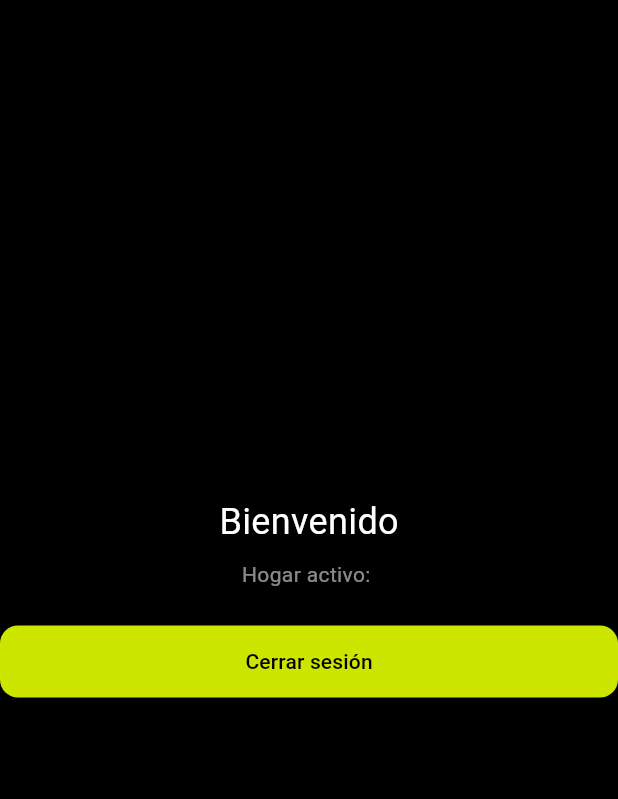
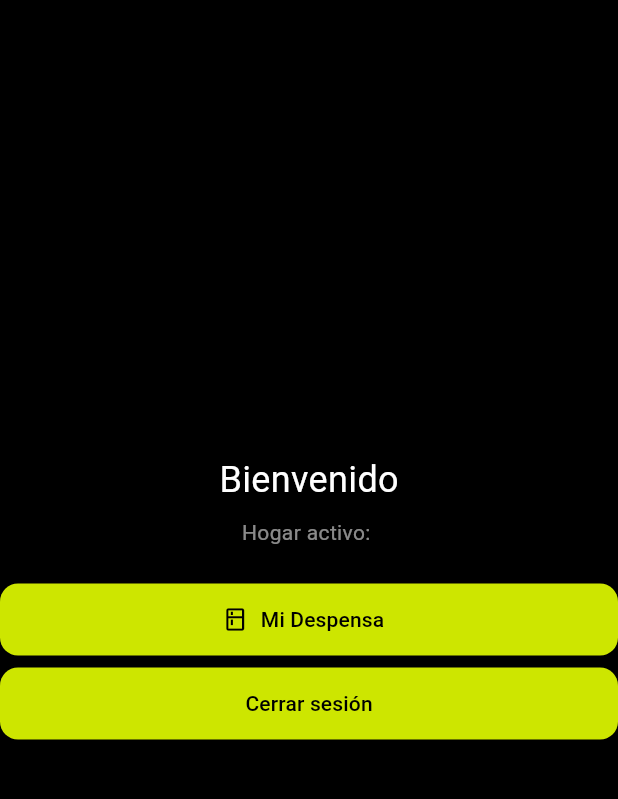
Before and after one commit to Pipedsl/despensa_inteligente, a Flutter app: the screen it shows once a user with an empty profile is signed in, on a phone screen of 412 x 824 dp, the part 63-862 px from its top. Run offline on Flutter 3.47's test engine with Material 3 defaults, Android fonts, the phone set to English and light mode, and no system bars; our stand-ins replace cloud_firestore, firebase_auth, firebase_core, flutter_riverpod, go_router; accounts and stored records are empty; network calls fail; Roboto replaces fonts that are missing (Bricolage Grotesque).

Commit message:
feat(fase-2): wire router routes, dashboard nav, and close Fase 2 checkboxes
Co-Authored-By: Claude Sonnet 4.6 <noreply@anthropic.com>

```diff
--- a/lib/app/router.dart
+++ b/lib/app/router.dart
@@ -5,6 +5,10 @@ import 'package:despensa_inteligente/features/auth/presentation/register_screen.
 import 'package:despensa_inteligente/features/hogares/presentation/onboarding_hogar_screen.dart';
 import 'package:despensa_inteligente/features/hogares/presentation/mis_hogares_screen.dart';
 import 'package:despensa_inteligente/features/home/presentation/dashboard_screen.dart';
+import 'package:despensa_inteligente/features/despensa/domain/item_despensa.dart';
+import 'package:despensa_inteligente/features/despensa/presentation/despensa_screen.dart';
+import 'package:despensa_inteligente/features/despensa/presentation/agregar_item_screen.dart';
+import 'package:despensa_inteligente/features/despensa/presentation/detalle_item_screen.dart';
 
 typedef IsLoggedIn = bool Function();
 typedef HasHogar = bool? Function();
@@ -58,6 +62,15 @@ GoRouter buildRouter({
           builder: (_, __) => const OnboardingHogarScreen()),
       GoRoute(
           path: '/hogares', builder: (_, __) => const MisHogaresScreen()),
+      GoRoute(path: '/despensa', builder: (_, __) => const DespensaScreen()),
+      GoRoute(
+        path: '/despensa/agregar',
+        builder: (_, state) => AgregarItemScreen(item: state.extra as ItemDespensa?),
+      ),
+      GoRoute(
+        path: '/despensa/:id',
+        builder: (_, state) => DetalleItemScreen(itemId: state.pathParameters['id']!),
+      ),
     ],
   );
 }
--- a/lib/features/home/presentation/dashboard_screen.dart
+++ b/lib/features/home/presentation/dashboard_screen.dart
@@ -40,6 +40,12 @@ class DashboardScreen extends ConsumerWidget {
                 style: const TextStyle(color: Colors.white54, fontSize: 14),
               ),
             const SizedBox(height: 24),
+            FilledButton.icon(
+              onPressed: () => context.push('/despensa'),
+              icon: const Icon(Icons.kitchen_outlined),
+              label: const Text('Mi Despensa'),
+            ),
+            const SizedBox(height: 8),
             FilledButton(
               onPressed: () => ref.read(authServiceProvider).signOut(),
               child: const Text('Cerrar sesión'),
```
Also changed, not shown: 1 other file.
